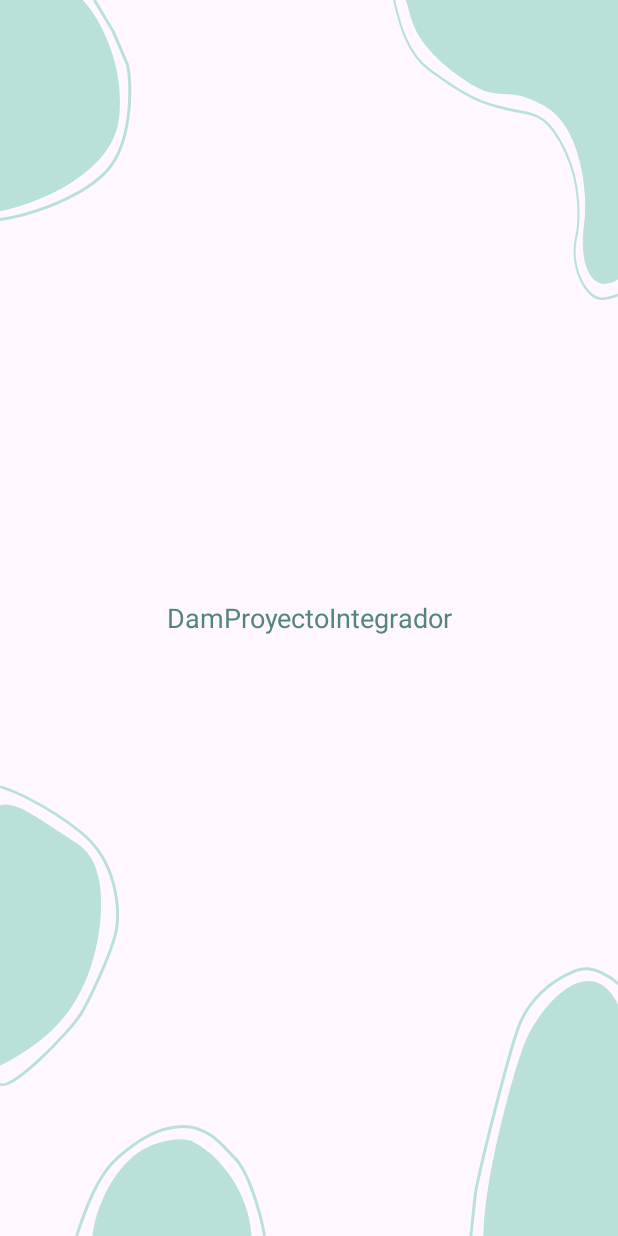
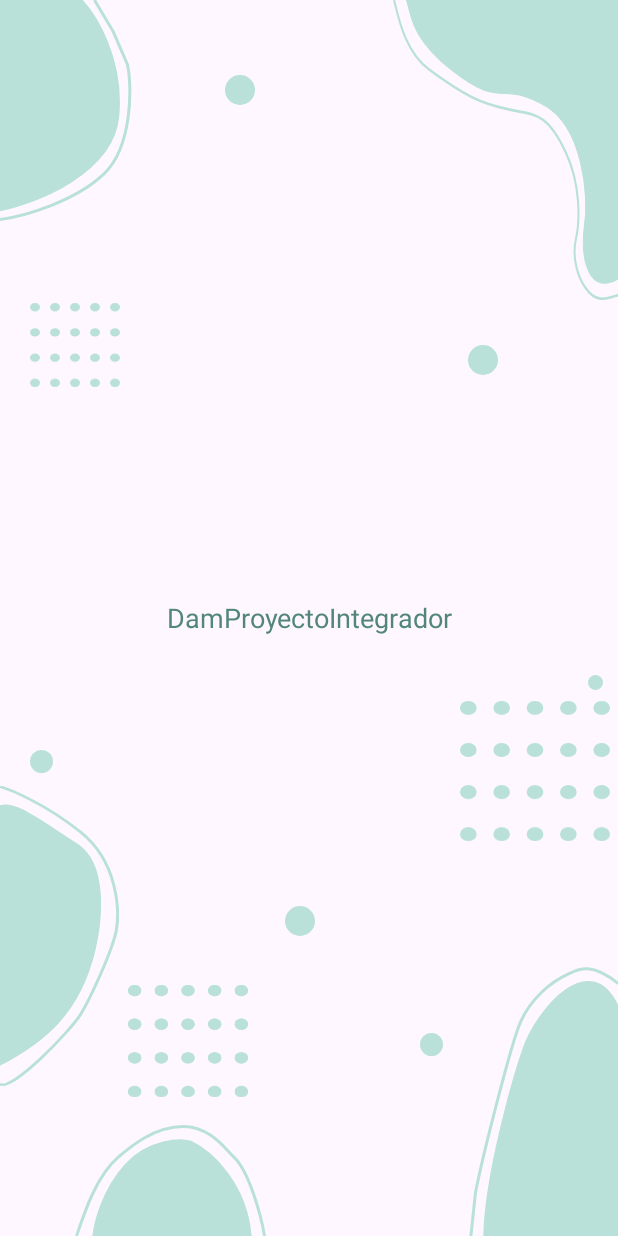
Before and after one commit to fazcue/DamProyectoIntegrador, an Android app: the screen it shows after launch (MainActivity), on a phone screen of 412 x 824 dp. Run offline under Robolectric (Android 15) with nearby library versions, the phone set to English and light mode, and no system bars.

Commit message:
Add main base

```diff
--- a/app/src/main/java/com/example/damproyectointegrador/BaseActivity.kt
+++ /dev/null
@@ -1,14 +0,0 @@
-package com.example.damproyectointegrador
-
-import android.os.Bundle
-import androidx.activity.enableEdgeToEdge
-import androidx.appcompat.app.AppCompatActivity
-import androidx.core.view.ViewCompat
-import androidx.core.view.WindowInsetsCompat
-
-class BaseActivity : AppCompatActivity() {
-    override fun onCreate(savedInstanceState: Bundle?) {
-        super.onCreate(savedInstanceState)
-        setContentView(R.layout.activity_base)
-    }
-}
--- /dev/null
+++ b/app/src/main/res/drawable/bg_circle.xml
@@ -0,0 +1,9 @@
+<vector xmlns:android="http://schemas.android.com/apk/res/android"
+    android:width="17dp"
+    android:height="17dp"
+    android:viewportWidth="17"
+    android:viewportHeight="17">
+    <path
+        android:fillColor="@color/colorSecondary"
+        android:pathData="M8.5 0A8.5 8.5 0 1 0 8.5 17 8.5 8.5 0 1 0 8.5 0z"/>
+</vector>
--- /dev/null
+++ b/app/src/main/res/drawable/bg_square_circles.xml
@@ -0,0 +1,66 @@
+<vector xmlns:android="http://schemas.android.com/apk/res/android"
+    android:width="62dp"
+    android:height="58dp"
+    android:viewportWidth="62"
+    android:viewportHeight="58">
+    <path
+        android:fillColor="@color/colorSecondary"
+        android:pathData="M58.56 0A3.44 2.9 0 1 0 58.56 5.8 3.44 2.9 0 1 0 58.56 0z"/>
+    <path
+        android:fillColor="@color/colorSecondary"
+        android:pathData="M44.78 0A3.44 2.9 0 1 0 44.78 5.8 3.44 2.9 0 1 0 44.78 0z"/>
+    <path
+        android:fillColor="@color/colorSecondary"
+        android:pathData="M31 0A3.44 2.9 0 1 0 31 5.8 3.44 2.9 0 1 0 31 0z"/>
+    <path
+        android:fillColor="@color/colorSecondary"
+        android:pathData="M3.44 0A3.44 2.9 0 1 0 3.44 5.8 3.44 2.9 0 1 0 3.44 0z"/>
+    <path
+        android:fillColor="@color/colorSecondary"
+        android:pathData="M17.22 0A3.44 2.9 0 1 0 17.22 5.8 3.44 2.9 0 1 0 17.22 0z"/>
+    <path
+        android:fillColor="@color/colorSecondary"
+        android:pathData="M58.56 52.2A3.44 2.9 0 1 0 58.56 58 3.44 2.9 0 1 0 58.56 52.2z"/>
+    <path
+        android:fillColor="@color/colorSecondary"
+        android:pathData="M44.78 52.2A3.44 2.9 0 1 0 44.78 58 3.44 2.9 0 1 0 44.78 52.2z"/>
+    <path
+        android:fillColor="@color/colorSecondary"
+        android:pathData="M31 52.2A3.44 2.9 0 1 0 31 58 3.44 2.9 0 1 0 31 52.2z"/>
+    <path
+        android:fillColor="@color/colorSecondary"
+        android:pathData="M3.44 52.2A3.44 2.9 0 1 0 3.44 58 3.44 2.9 0 1 0 3.44 52.2z"/>
+    <path
+        android:fillColor="@color/colorSecondary"
+        android:pathData="M17.22 52.2A3.44 2.9 0 1 0 17.22 58 3.44 2.9 0 1 0 17.22 52.2z"/>
+    <path
+        android:fillColor="@color/colorSecondary"
+        android:pathData="M58.56 34.8A3.44 2.9 0 1 0 58.56 40.6 3.44 2.9 0 1 0 58.56 34.8z"/>
+    <path
+        android:fillColor="@color/colorSecondary"
+        android:pathData="M44.78 34.8A3.44 2.9 0 1 0 44.78 40.6 3.44 2.9 0 1 0 44.78 34.8z"/>
+    <path
+        android:fillColor="@color/colorSecondary"
+        android:pathData="M31 34.8A3.44 2.9 0 1 0 31 40.6 3.44 2.9 0 1 0 31 34.8z"/>
+    <path
+        android:fillColor="@color/colorSecondary"
+        android:pathData="M3.44 34.8A3.44 2.9 0 1 0 3.44 40.6 3.44 2.9 0 1 0 3.44 34.8z"/>
+    <path
+        android:fillColor="@color/colorSecondary"
+        android:pathData="M17.22 34.8A3.44 2.9 0 1 0 17.22 40.6 3.44 2.9 0 1 0 17.22 34.8z"/>
+    <path
+        android:fillColor="@color/colorSecondary"
+        android:pathData="M58.56 17.4A3.44 2.9 0 1 0 58.56 23.2 3.44 2.9 0 1 0 58.56 17.4z"/>
+    <path
+        android:fillColor="@color/colorSecondary"
+        android:pathData="M44.78 17.4A3.44 2.9 0 1 0 44.78 23.2 3.44 2.9 0 1 0 44.78 17.4z"/>
+    <path
+        android:fillColor="@color/colorSecondary"
+        android:pathData="M31 17.4A3.44 2.9 0 1 0 31 23.2 3.44 2.9 0 1 0 31 17.4z"/>
+    <path
+        android:fillColor="@color/colorSecondary"
+        android:pathData="M3.44 17.4A3.44 2.9 0 1 0 3.44 23.2 3.44 2.9 0 1 0 3.44 17.4z"/>
+    <path
+        android:fillColor="@color/colorSecondary"
+        android:pathData="M17.22 17.4A3.44 2.9 0 1 0 17.22 23.2 3.44 2.9 0 1 0 17.22 17.4z"/>
+</vector>
--- a/app/src/main/res/layout/activity_main.xml
+++ b/app/src/main/res/layout/activity_main.xml
@@ -3,7 +3,7 @@
     android:layout_height="match_parent"
     android:orientation="vertical">
 
-    <include layout="@layout/activity_base" />
+    <include layout="@layout/main_base" />
 
     <LinearLayout
         android:layout_width="match_parent"
--- /dev/null
+++ b/app/src/main/res/layout/main_base.xml
@@ -0,0 +1,103 @@
+<FrameLayout xmlns:android="http://schemas.android.com/apk/res/android"
+    android:layout_width="match_parent"
+    android:layout_height="match_parent"
+    android:orientation="vertical">
+
+    <include layout="@layout/base" />
+
+    <RelativeLayout
+        android:layout_width="match_parent"
+        android:layout_height="match_parent"
+        android:orientation="vertical">
+
+        <ImageView
+            android:layout_width="20dp"
+            android:layout_height="20dp"
+            android:src="@drawable/bg_circle"
+            android:contentDescription="@string/circle"
+            android:layout_marginStart="150dp"
+            android:layout_marginTop="50dp"/>
+
+        <ImageView
+            android:layout_width="20dp"
+            android:layout_height="20dp"
+            android:src="@drawable/bg_circle"
+            android:contentDescription="@string/circle"
+            android:layout_alignParentEnd="true"
+            android:layout_marginEnd="80dp"
+            android:layout_marginTop="230dp"/>
+
+        <ImageView
+            android:layout_width="10dp"
+            android:layout_height="10dp"
+            android:src="@drawable/bg_circle"
+            android:contentDescription="@string/circle"
+            android:layout_alignParentEnd="true"
+            android:layout_marginEnd="10dp"
+            android:layout_marginTop="450dp"/>
+
+        <ImageView
+            android:layout_width="15dp"
+            android:layout_height="15dp"
+            android:src="@drawable/bg_circle"
+            android:contentDescription="@string/circle"
+            android:layout_marginStart="20dp"
+            android:layout_marginTop="500dp"/>
+
+        <ImageView
+            android:layout_width="20dp"
+            android:layout_height="20dp"
+            android:src="@drawable/bg_circle"
+            android:contentDescription="@string/circle"
+            android:layout_alignParentBottom="true"
+            android:layout_marginBottom="200dp"
+            android:layout_marginStart="190dp"/>
+
+        <ImageView
+            android:layout_width="15dp"
+            android:layout_height="15dp"
+            android:src="@drawable/bg_circle"
+            android:contentDescription="@string/circle"
+            android:layout_alignParentBottom="true"
+            android:layout_marginBottom="120dp"
+            android:layout_marginStart="280dp"/>
+
+        <ImageView
+            android:layout_width="60dp"
+            android:layout_height="60dp"
+            android:src="@drawable/bg_square_circles"
+            android:contentDescription="@string/circle"
+            android:layout_marginStart="20dp"
+            android:layout_marginTop="200dp"/>
+
+        <ImageView
+            android:layout_width="80dp"
+            android:layout_height="80dp"
+            android:src="@drawable/bg_square_circles"
+            android:contentDescription="@string/circle"
+            android:layout_alignParentBottom="true"
+            android:layout_marginStart="85dp"
+            android:layout_marginBottom="90dp"/>
+
+        <ImageView
+            android:layout_width="80dp"
+            android:layout_height="80dp"
+            android:src="@drawable/bg_square_circles"
+            android:contentDescription="@string/circle"
+            android:layout_alignParentBottom="true"
+            android:layout_marginStart="85dp"
+            android:layout_marginBottom="90dp"/>
+
+        <ImageView
+            android:layout_width="100dp"
+            android:layout_height="100dp"
+            android:src="@drawable/bg_square_circles"
+            android:contentDescription="@string/circle"
+            android:layout_alignParentBottom="true"
+            android:layout_alignParentEnd="true"
+            android:layout_marginBottom="260dp"
+            android:layout_marginEnd="5dp"/>
+
+    </RelativeLayout>
+
+</FrameLayout>
--- a/app/src/main/res/values/strings.xml
+++ b/app/src/main/res/values/strings.xml
@@ -1,4 +1,5 @@
 <resources>
     <string name="app_name">DamProyectoIntegrador</string>
     <string name="stain">stain</string>
+    <string name="circle">circle</string>
 </resources>
```
Also changed, not shown: app/src/main/res/layout/base.xml (renamed from app/src/main/res/layout/activity_base.xml).
